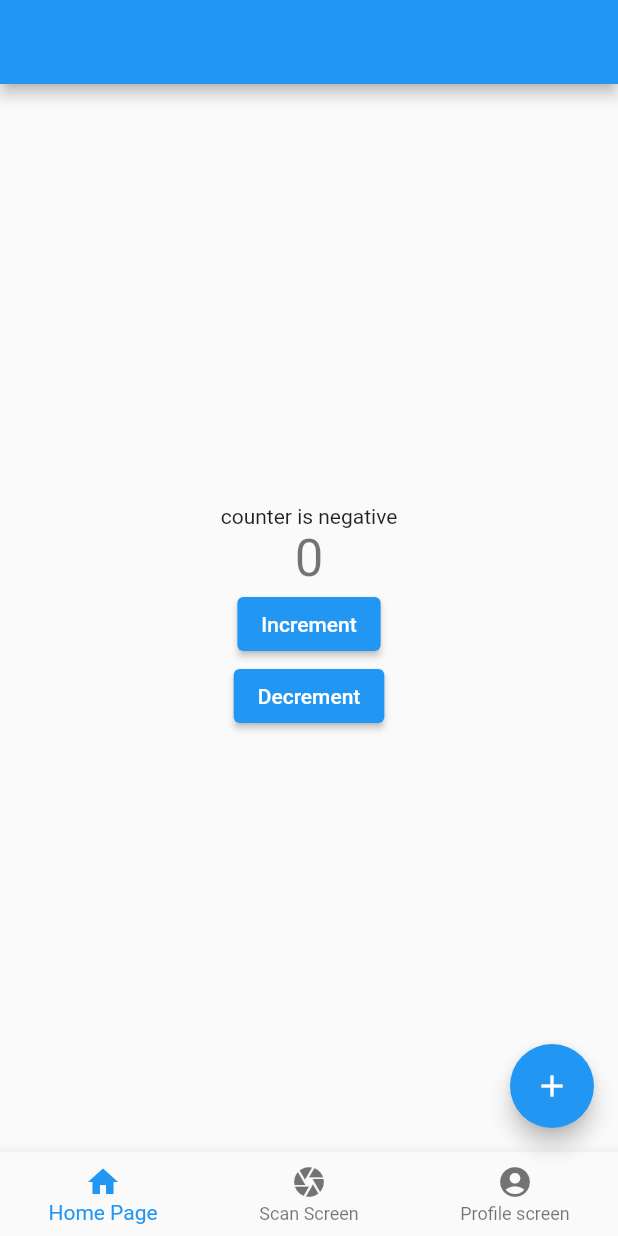
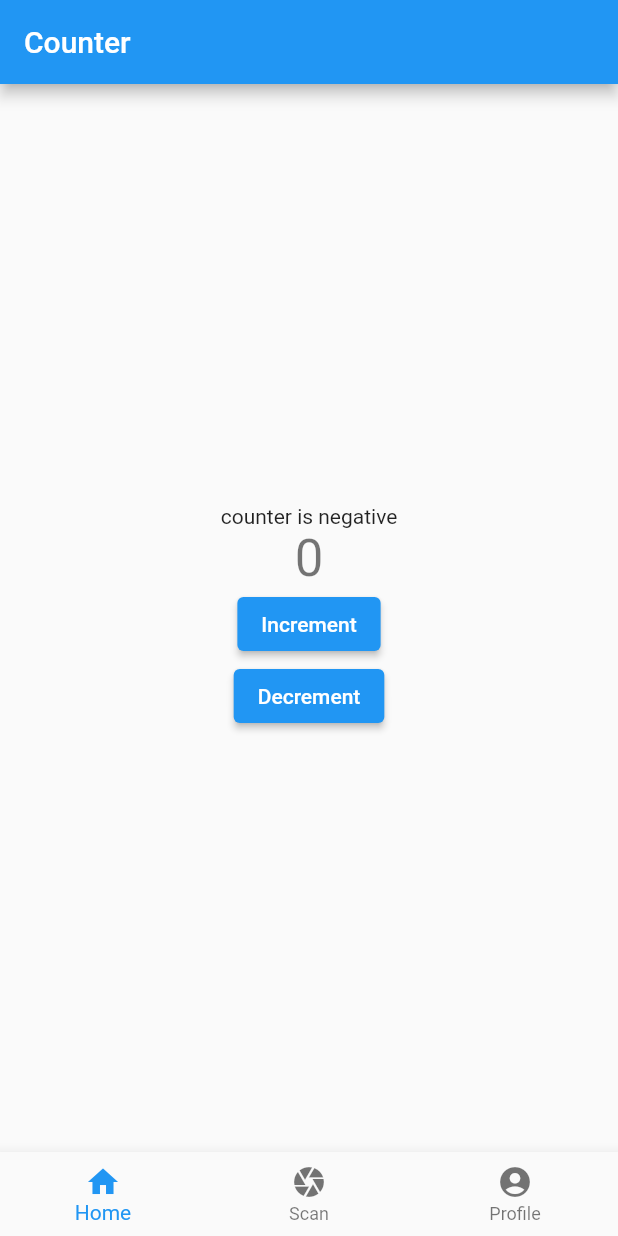
Before and after one commit to Kevin-Strathdee/TechAdventure, a Flutter app: the screen it shows after launch, on a phone screen of 412 x 824 dp. Run offline on Flutter 3.47's test engine with Material 2 defaults, Android fonts, the light colour scheme and no system bars; our stand-ins replace bloc, flutter_bloc.

Commit message:
add nav bar

```diff
--- a/lib/l10n/intl_de.arb
+++ b/lib/l10n/intl_de.arb
@@ -9,5 +9,8 @@
   "registerPasswordHint": "password",
   "registerRepeatPasswordHint": "repeat password",
   "registerCreateAccountButton": "Create Account",
-  "registerGoToLogin": "go to login"
+  "registerGoToLogin": "go to login",
+  "navbarHome": "Home",
+  "navbarScan": "Scan",
+  "navbarProfile": "Profile"
 }
--- a/lib/l10n/intl_en.arb
+++ b/lib/l10n/intl_en.arb
@@ -9,5 +9,8 @@
   "registerPasswordHint": "password",
   "registerRepeatPasswordHint": "repeat password",
   "registerCreateAccountButton": "Create Account",
-  "registerGoToLogin": "go to login"
+  "registerGoToLogin": "go to login",
+  "navbarHome": "Home",
+  "navbarScan": "Scan",
+  "navbarProfile": "Profile"
 }
--- a/lib/main.dart
+++ b/lib/main.dart
@@ -3,7 +3,6 @@ import 'package:flutter_bloc/flutter_bloc.dart';
 import 'package:tech_adventure/bloc/counter/counter_bloc.dart';
 import 'package:tech_adventure/generated/l10n.dart';
 import 'package:tech_adventure/ui/screens/home_page.dart';
-import 'package:tech_adventure/ui/screens/login_screen.dart';
 import 'package:flutter_localizations/flutter_localizations.dart';
 
 void main() {
@@ -29,7 +28,7 @@ class MyApp extends StatelessWidget {
         theme: ThemeData(
           primarySwatch: Colors.blue,
         ),
-        home: MyHomePage(),
+        home: const HomePage(),
       ),
     );
   }
--- /dev/null
+++ b/lib/ui/screens/counter_page.dart
@@ -0,0 +1,44 @@
+import 'package:flutter/material.dart';
+import 'package:flutter_bloc/flutter_bloc.dart';
+import 'package:tech_adventure/bloc/counter/counter_bloc.dart';
+
+class CounterPage extends StatelessWidget {
+  const CounterPage({super.key});
+
+  @override
+  Widget build(BuildContext context) {
+    return Scaffold(
+      appBar: AppBar(
+        title: const Text("Counter"),
+      ),
+      body: Center(
+        child: Column(
+          mainAxisAlignment: MainAxisAlignment.center,
+          children: <Widget>[
+            BlocBuilder<CounterBloc, CounterState>(
+              builder: (context, state) {
+                return Text(
+                  (state is CounterPositive) ? 'counter is positive' : 'counter is negative',
+                );
+              },
+            ),
+            BlocBuilder<CounterBloc, CounterState>(
+              builder: (context, state) {
+                return Text(
+                  '${state.currentCount}',
+                  style: Theme.of(context).textTheme.headlineMedium,
+                );
+              },
+            ),
+            ElevatedButton(
+                onPressed: () => BlocProvider.of<CounterBloc>(context).add(IncrementButtonTapped()),
+                child: const Text("Increment")),
+            ElevatedButton(
+                onPressed: () => BlocProvider.of<CounterBloc>(context).add(DecrementButtonTapped()),
+                child: const Text("Decrement"))
+          ],
+        ),
+      ),
+    );
+  }
+}
--- a/lib/ui/screens/home_page.dart
+++ b/lib/ui/screens/home_page.dart
@@ -1,62 +1,60 @@
 import 'package:flutter/material.dart';
-import 'package:flutter_bloc/flutter_bloc.dart';
-import 'package:tech_adventure/bloc/counter/counter_bloc.dart';
-import 'package:tech_adventure/ui/components/main_nav_bar.dart';
+import 'package:tech_adventure/generated/l10n.dart';
+import 'package:tech_adventure/ui/screens/counter_page.dart';
+import 'package:tech_adventure/ui/screens/profile_screen.dart';
+import 'package:tech_adventure/ui/screens/scan_screen.dart';
 
-class MyHomePage extends StatefulWidget {
-  const MyHomePage({super.key});
+class HomePage extends StatefulWidget {
+  const HomePage({super.key});
 
   @override
-  State<MyHomePage> createState() => _MyHomePageState();
+  State<HomePage> createState() => _HomePageState();
 }
 
-class _MyHomePageState extends State<MyHomePage> {
-  int _counter = 0;
-
-  void _incrementCounter() {
-    setState(() {
-      _counter++;
-    });
-  }
+class _HomePageState extends State<HomePage> {
+  int _selectedTab = 0;
 
   @override
   Widget build(BuildContext context) {
     return Scaffold(
-      bottomNavigationBar: MainNavBar(),
-      appBar: AppBar(),
-      body: Center(
-        child: Column(
-          mainAxisAlignment: MainAxisAlignment.center,
-          children: <Widget>[
-            BlocBuilder<CounterBloc, CounterState>(
-              builder: (context, state) {
-                return Text(
-                  (state is CounterPositive) ? 'counter is positive' : 'counter is negative',
-                );
-              },
-            ),
-            BlocBuilder<CounterBloc, CounterState>(
-              builder: (context, state) {
-                return Text(
-                  '${state.currentCount}',
-                  style: Theme.of(context).textTheme.headlineMedium,
-                );
-              },
-            ),
-            ElevatedButton(
-                onPressed: () => BlocProvider.of<CounterBloc>(context).add(IncrementButtonTapped()),
-                child: Text("Increment")),
-            ElevatedButton(
-                onPressed: () => BlocProvider.of<CounterBloc>(context).add(DecrementButtonTapped()),
-                child: Text("Decrement"))
-          ],
-        ),
+      bottomNavigationBar: BottomNavigationBar(
+        items: <BottomNavigationBarItem>[
+          BottomNavigationBarItem(
+            icon: Icon(Icons.home),
+            label: S.of(context).navbarHome,
+          ),
+          BottomNavigationBarItem(
+            icon: Icon(Icons.camera),
+            label: S.of(context).navbarScan,
+          ),
+          BottomNavigationBarItem(
+            icon: Icon(Icons.account_circle_rounded),
+            label: S.of(context).navbarProfile,
+          ),
+        ],
+        onTap: (index) => _onItemTapped(index, context), //New
+        currentIndex: _selectedTab,
       ),
-      floatingActionButton: FloatingActionButton(
-        onPressed: () => BlocProvider.of<CounterBloc>(context).add(IncrementButtonTapped()),
-        tooltip: 'Increment',
-        child: const Icon(Icons.add),
-      ),
+      body: _getHomeScreenContent(_selectedTab),
     );
   }
+
+  Widget _getHomeScreenContent(int selectedTab) {
+    switch (selectedTab) {
+      case 0:
+        return const CounterPage();
+      case 1:
+        return ScanScreen();
+      case 2:
+        return const ProfileScreen();
+      default:
+        return const CounterPage();
+    }
+  }
+
+  _onItemTapped(int index, BuildContext context) {
+    setState(() {
+      _selectedTab = index;
+    });
+  }
 }
```
Also changed, not shown: lib/ui/screens/profile_screen.dart (+9 -3 lines), lib/ui/screens/scan_screen.dart (+7 -2 lines), lib/generated/intl/messages_de.dart, lib/generated/intl/messages_en.dart, lib/generated/l10n.dart.
